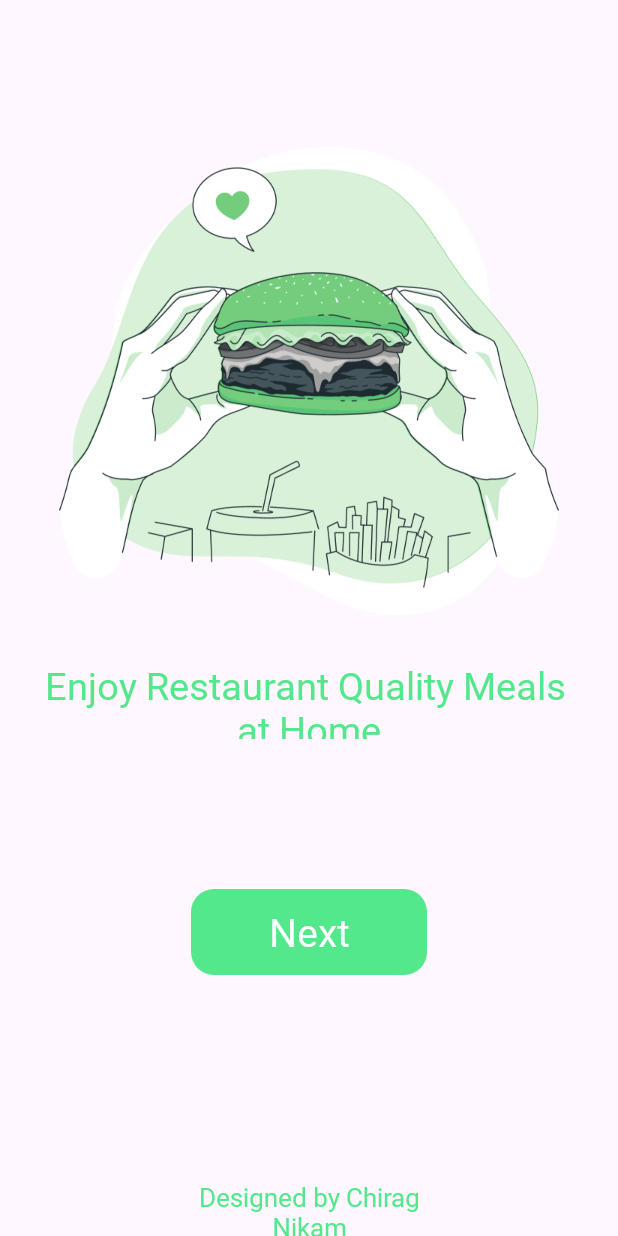
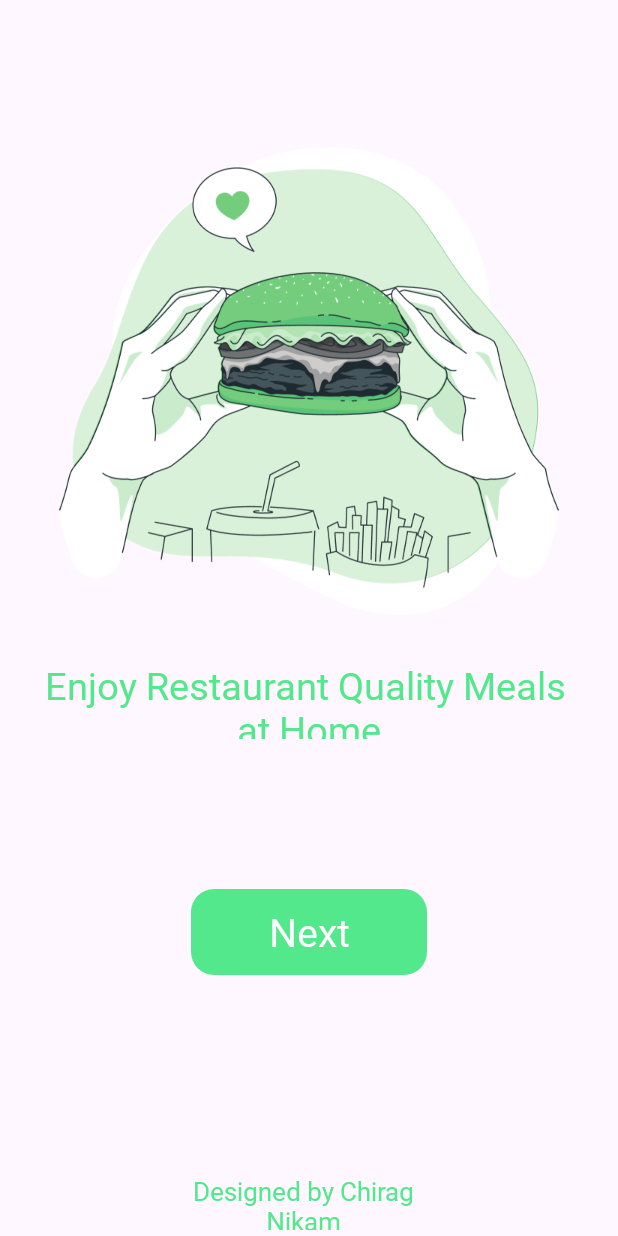
Before and after one commit to ChiragNikam/KhanaRasoi, an Android app: the layout activity1_app_info.xml on its own in the app's theme, with its tools: preview values and no code run, on a phone screen of 412 x 824 dp. Run offline under Robolectric (Android 15) with nearby library versions, the phone set to English and light mode, and no system bars.

```diff
--- a/app/build.gradle.kts
+++ b/app/build.gradle.kts
@@ -16,7 +16,9 @@ android {
 
         testInstrumentationRunner = "androidx.test.runner.AndroidJUnitRunner"
     }
-
+    viewBinding{
+        enable =  true
+    }
     buildTypes {
         release {
             isMinifyEnabled = false
--- a/app/src/main/res/layout/activity1_main_activity.xml
+++ b/app/src/main/res/layout/activity1_app_info.xml
@@ -33,7 +33,7 @@
         app:layout_constraintTop_toBottomOf="@+id/image_logo" />
 
     <Button
-        android:id="@+id/button_next"
+        android:id="@+id/buttonNext"
         android:layout_width="157dp"
         android:layout_height="57dp"
         android:layout_marginTop="100dp"
@@ -52,6 +52,7 @@
         android:layout_width="150dp"
         android:layout_height="38dp"
         android:layout_gravity="center_horizontal"
+        android:layout_marginBottom="4dp"
         android:gravity="center"
         android:text="@string/designed_by_chirag_nikam"
         android:textAppearance="@style/khana_rasoi_font"
@@ -59,6 +60,6 @@
         android:textSize="17sp"
         app:layout_constraintBottom_toBottomOf="parent"
         app:layout_constraintEnd_toEndOf="parent"
-        app:layout_constraintStart_toStartOf="parent"
-        app:layout_constraintTop_toBottomOf="@+id/button" />
+        app:layout_constraintHorizontal_bias="0.486"
+        app:layout_constraintStart_toStartOf="parent" />
 </androidx.constraintlayout.widget.ConstraintLayout>
```
Also changed, not shown: app/src/main/java/com/example/khanarasoi/Activity1_AppInfo.kt (+6 -3 lines).
